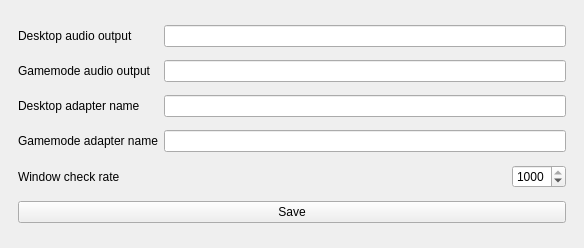
Qt form design.ui (Odizinne/BigpictureTV-Linux) before a commit.
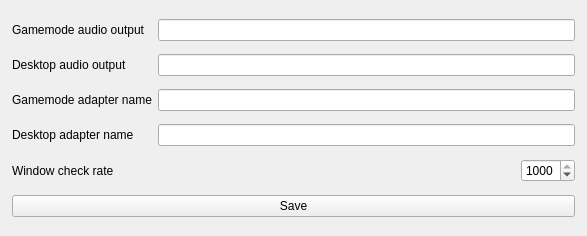
The same form after that commit.

Commit message: ui: removed useless frame

Diff of the .ui file:
```diff
--- a/design.ui
+++ b/design.ui
@@ -6,8 +6,8 @@
    <rect>
     <x>0</x>
     <y>0</y>
-    <width>584</width>
-    <height>248</height>
+    <width>587</width>
+    <height>236</height>
    </rect>
   </property>
   <property name="sizePolicy">
@@ -39,43 +39,18 @@
     </sizepolicy>
    </property>
    <layout class="QGridLayout" name="gridLayout_2">
-    <item row="0" column="0">
-     <widget class="QFrame" name="frame">
-      <property name="sizePolicy">
-       <sizepolicy hsizetype="Preferred" vsizetype="Preferred">
-        <horstretch>0</horstretch>
-        <verstretch>0</verstretch>
-       </sizepolicy>
-      </property>
-      <layout class="QGridLayout" name="gridLayout">
-       <item row="3" column="0">
-        <widget class="QLabel" name="label_4">
-         <property name="text">
-          <string>Gamemode adapter name</string>
-         </property>
-        </widget>
-       </item>
-       <item row="0" column="0">
-        <widget class="QLabel" name="label">
-         <property name="text">
-          <string>Desktop audio output</string>
-         </property>
-        </widget>
-       </item>
-       <item row="2" column="0">
-        <widget class="QLabel" name="label_3">
-         <property name="text">
-          <string>Desktop adapter name</string>
-         </property>
-        </widget>
-       </item>
-       <item row="1" column="0">
-        <widget class="QLabel" name="label_2">
-         <property name="text">
-          <string>Gamemode audio output</string>
-         </property>
-        </widget>
-       </item>
+    <property name="leftMargin">
+     <number>12</number>
+    </property>
+    <property name="topMargin">
+     <number>12</number>
+    </property>
+    <property name="rightMargin">
+     <number>12</number>
+    </property>
+    <property name="bottomMargin">
+     <number>12</number>
+    </property>
        <item row="4" column="2">
         <widget class="QSpinBox" name="checkRate">
          <property name="sizePolicy">
@@ -98,16 +73,33 @@
          </property>
         </widget>
        </item>
-       <item row="0" column="1" colspan="2">
-        <widget class="QLineEdit" name="desktopAudio"/>
+    <item row="3" column="1" colspan="2">
+     <widget class="QLineEdit" name="desktopAdapter"/>
+    </item>
+    <item row="2" column="1" colspan="2">
+     <widget class="QLineEdit" name="gamemodeAdapter"/>
+    </item>
+    <item row="3" column="0">
+     <widget class="QLabel" name="label_3">
+      <property name="text">
+       <string>Desktop adapter name</string>
+      </property>
+     </widget>
        </item>
        <item row="1" column="1" colspan="2">
-        <widget class="QLineEdit" name="gamemodeAudio"/>
-       </item>
-       <item row="4" column="0">
-        <widget class="QLabel" name="label_5">
+     <widget class="QLineEdit" name="desktopAudio"/>
+    </item>
+    <item row="1" column="0">
+     <widget class="QLabel" name="label">
          <property name="text">
-          <string>Window check rate</string>
+       <string>Desktop audio output</string>
+      </property>
+     </widget>
+    </item>
+    <item row="5" column="0" colspan="3">
+     <widget class="QPushButton" name="saveButton">
+      <property name="text">
+       <string>Save</string>
          </property>
         </widget>
        </item>
@@ -124,20 +116,28 @@
          </property>
         </spacer>
        </item>
-       <item row="2" column="1" colspan="2">
-        <widget class="QLineEdit" name="desktopAdapter"/>
-       </item>
-       <item row="3" column="1" colspan="2">
-        <widget class="QLineEdit" name="gamemodeAdapter"/>
-       </item>
-       <item row="5" column="0" colspan="3">
-        <widget class="QPushButton" name="saveButton">
+    <item row="2" column="0">
+     <widget class="QLabel" name="label_4">
+      <property name="text">
+       <string>Gamemode adapter name</string>
+      </property>
+     </widget>
+    </item>
+    <item row="4" column="0">
+     <widget class="QLabel" name="label_5">
          <property name="text">
-          <string>Save</string>
+       <string>Window check rate</string>
          </property>
         </widget>
        </item>
-      </layout>
+    <item row="0" column="1" colspan="2">
+     <widget class="QLineEdit" name="gamemodeAudio"/>
+    </item>
+    <item row="0" column="0">
+     <widget class="QLabel" name="label_2">
+      <property name="text">
+       <string>Gamemode audio output</string>
+      </property>
      </widget>
     </item>
    </layout>
```
Lines whose indentation alone changed are shown as unchanged.
